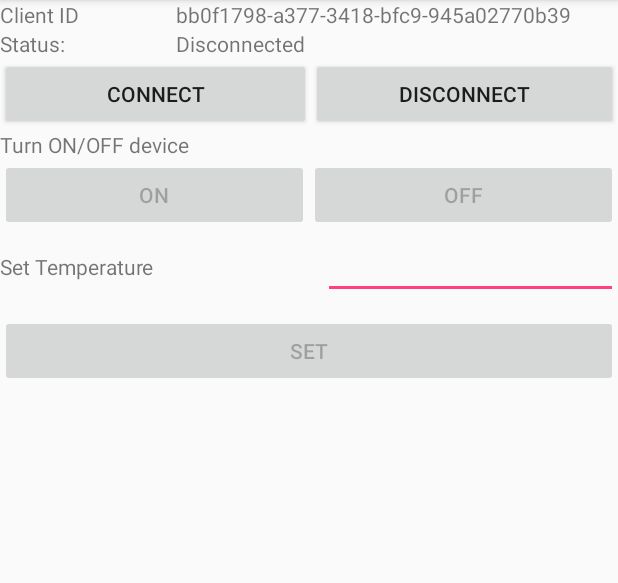
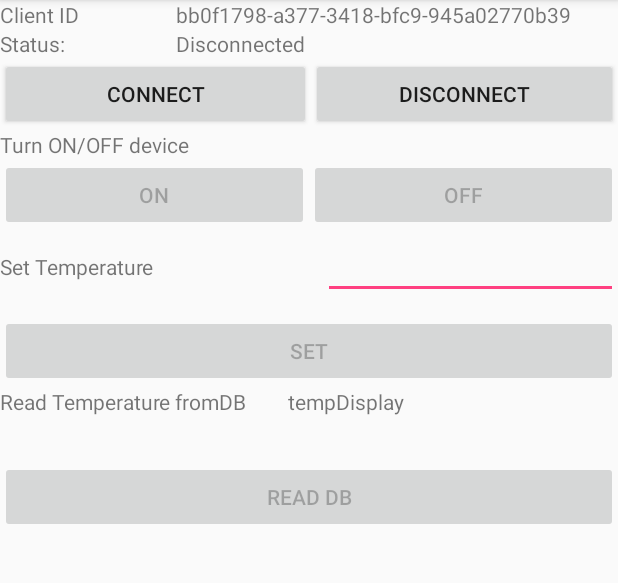
Before and after one commit to matszal/Android_App_4_FYP, an Android app: the MQTTActivity screen opened directly, with no data from a screen before it, on a phone screen of 412 x 824 dp, the part 84-667 px from its top. Run offline under Robolectric (Android 15) with nearby library versions, the phone set to English and light mode, and no system bars; libraries missing offline, so code that uses them is left out: com.amazonaws, com.amazonaws.auth, com.amazonaws.mobileconnectors, com.amazonaws.regions, com.amazonaws.services and 1 more; 23 statements that could not run were skipped.

```diff
--- a/HomeSecurity2/app/build.gradle
+++ b/HomeSecurity2/app/build.gradle
@@ -26,13 +26,11 @@ dependencies {
     testImplementation 'junit:junit:4.12'
     androidTestImplementation 'com.android.support.test:runner:1.0.1'
     androidTestImplementation 'com.android.support.test.espresso:espresso-core:3.0.1'
-
-    compile 'com.github.hotchemi:permissionsdispatcher:3.1.0'
-    annotationProcessor 'com.github.hotchemi:permissionsdispatcher-processor:3.1.0'
     implementation 'com.amazonaws:aws-android-sdk-core:2.6.+'
     implementation 'com.amazonaws:aws-android-sdk-s3:2.6.+'
     implementation 'com.amazonaws:aws-android-sdk-ddb:2.6.+'
     implementation 'com.amazonaws:aws-android-sdk-iot:2.6.+'
+    implementation 'com.amazonaws:aws-android-sdk-ddb-mapper:2.6.+'
     implementation 'com.parse:parse-android:1.16.7'
     implementation 'com.google.firebase:firebase-core:12.0.1'
     implementation 'com.google.firebase:firebase-messaging:12.0.1'
--- /dev/null
+++ b/HomeSecurity2/app/src/main/java/com/example/mateusz/homesecurity/AmazonClientManager.java
@@ -0,0 +1,76 @@
+package com.example.mateusz.homesecurity;
+
+import android.content.Context;
+import android.util.Log;
+
+import com.amazonaws.AmazonServiceException;
+import com.amazonaws.auth.CognitoCachingCredentialsProvider;
+import com.amazonaws.regions.Region;
+import com.amazonaws.services.dynamodbv2.AmazonDynamoDBClient;
+
+public class AmazonClientManager {
+
+    private static final String LOG_TAG = "AmazonClientManager";
+
+    private AmazonDynamoDBClient ddb = null;
+    private Context context;
+
+    public AmazonClientManager(Context context) {
+        this.context = context;
+    }
+
+    public AmazonDynamoDBClient ddb() {
+        validateCredentials();
+        return ddb;
+    }
+
+    public boolean hasCredentials() {
+        return (!(Constants.COGNITO_POOL_ID.equalsIgnoreCase("CHANGE_ME")
+                || Constants.TEST_TABLE_NAME.equalsIgnoreCase("CHANGE_ME")));
+    }
+
+    public void validateCredentials() {
+
+        if (ddb == null) {
+            initClients();
+        }
+    }
+
+    private void initClients() {
+        CognitoCachingCredentialsProvider credentials = new CognitoCachingCredentialsProvider(
+                context,
+                Constants.COGNITO_POOL_ID,
+                Constants.COGNITO_REGION);
+
+        ddb = new AmazonDynamoDBClient(credentials);
+        ddb.setRegion(Region.getRegion(Constants.DYNAMODB_REGION));
+    }
+
+    public boolean wipeCredentialsOnAuthError(AmazonServiceException ex) {
+        Log.e(LOG_TAG, "Error, wipeCredentialsOnAuthError called" + ex);
+        if (
+            // STS
+            // http://docs.amazonwebservices.com/STS/latest/APIReference/CommonErrors.html
+                ex.getErrorCode().equals("IncompleteSignature")
+                        || ex.getErrorCode().equals("InternalFailure")
+                        || ex.getErrorCode().equals("InvalidClientTokenId")
+                        || ex.getErrorCode().equals("OptInRequired")
+                        || ex.getErrorCode().equals("RequestExpired")
+                        || ex.getErrorCode().equals("ServiceUnavailable")
+
+                        // DynamoDB
+                        // http://docs.amazonwebservices.com/amazondynamodb/latest/developerguide/ErrorHandling.html#APIErrorTypes
+                        || ex.getErrorCode().equals("AccessDeniedException")
+                        || ex.getErrorCode().equals("IncompleteSignatureException")
+                        || ex.getErrorCode().equals(
+                        "MissingAuthenticationTokenException")
+                        || ex.getErrorCode().equals("ValidationException")
+                        || ex.getErrorCode().equals("InternalFailure")
+                        || ex.getErrorCode().equals("InternalServerError")) {
+
+            return true;
+        }
+
+        return false;
+    }
+}
--- a/HomeSecurity2/app/src/main/java/com/example/mateusz/homesecurity/FireBaseMessage.java
+++ b/HomeSecurity2/app/src/main/java/com/example/mateusz/homesecurity/FireBaseMessage.java
@@ -11,7 +11,6 @@ import android.util.Log;
 
 import com.google.firebase.messaging.FirebaseMessagingService;
 import com.google.firebase.messaging.RemoteMessage;
-
 
 public class FireBaseMessage extends FirebaseMessagingService  {
 
--- a/HomeSecurity2/app/src/main/res/layout/activity_mqtt.xml
+++ b/HomeSecurity2/app/src/main/res/layout/activity_mqtt.xml
@@ -138,9 +138,35 @@
 
     <LinearLayout
         android:layout_width="match_parent"
-        android:layout_height="match_parent"
+        android:layout_height="49dp"
         android:orientation="horizontal">
 
+        <TextView
+            android:id="@+id/textView3"
+            android:layout_width="49dp"
+            android:layout_height="match_parent"
+            android:layout_weight="1"
+            android:text="Read Temperature fromDB" />
+
+        <TextView
+            android:id="@+id/tempReadDB"
+            android:layout_width="wrap_content"
+            android:layout_height="match_parent"
+            android:layout_weight="1"
+            android:text="tempDisplay" />
+    </LinearLayout>
+
+    <LinearLayout
+        android:layout_width="match_parent"
+        android:layout_height="wrap_content"
+        android:orientation="horizontal">
+
+        <Button
+            android:id="@+id/btnReadDB"
+            android:layout_width="wrap_content"
+            android:layout_height="wrap_content"
+            android:layout_weight="1"
+            android:text="Read DB" />
     </LinearLayout>
 
 </LinearLayout>
```
Also changed, not shown: HomeSecurity2/app/src/main/java/com/example/mateusz/homesecurity/DynamoDBManager.java (added, +95 -0 lines), HomeSecurity2/app/src/main/java/com/example/mateusz/homesecurity/MQTTActivity.java (+119 -22 lines), HomeSecurity2/app/src/main/java/com/example/mateusz/homesecurity/MainActivity.java (+1 -28 lines), 1 other file.
